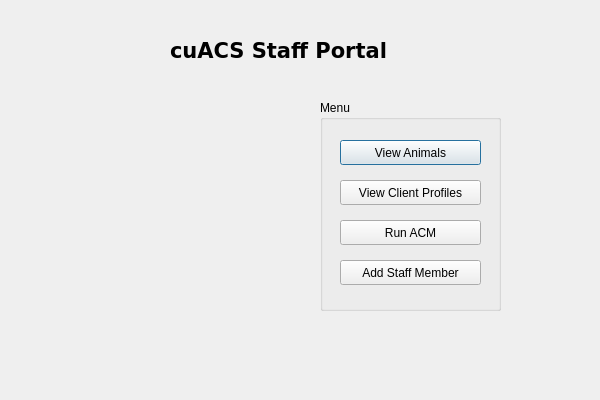
This is staffwindow.ui in justinward3/COMP3004Project as Qt 5 draws it before an edit. The edited form follows.
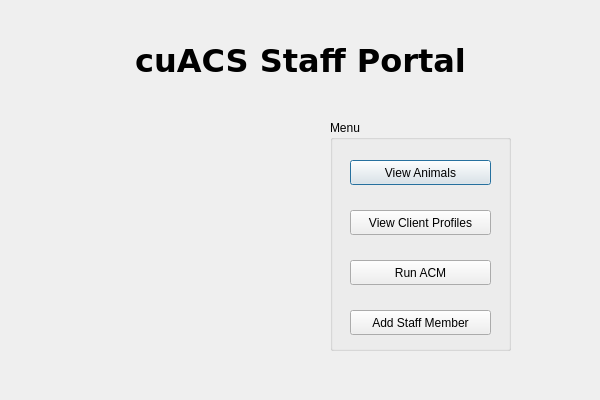
This is the edited form. Icons and pictures are not drawn.

```diff
--- a/staffwindow.ui
+++ b/staffwindow.ui
@@ -22,16 +22,16 @@
   <widget class="QLabel" name="label">
    <property name="geometry">
     <rect>
-     <x>170</x>
-     <y>40</y>
-     <width>241</width>
-     <height>20</height>
+     <x>120</x>
+     <y>20</y>
+     <width>361</width>
+     <height>81</height>
     </rect>
    </property>
    <property name="font">
     <font>
      <family>DejaVu Sans</family>
-     <pointsize>16</pointsize>
+     <pointsize>24</pointsize>
      <weight>75</weight>
      <bold>true</bold>
     </font>
@@ -39,14 +39,17 @@
    <property name="text">
     <string>cuACS Staff Portal</string>
    </property>
+   <property name="alignment">
+    <set>Qt::AlignCenter</set>
+   </property>
   </widget>
   <widget class="QLabel" name="label_2">
    <property name="geometry">
     <rect>
-     <x>80</x>
-     <y>100</y>
+     <x>100</x>
+     <y>130</y>
      <width>171</width>
-     <height>211</height>
+     <height>221</height>
     </rect>
    </property>
    <property name="maximumSize">
@@ -68,10 +71,10 @@
   <widget class="QGroupBox" name="groupBox">
    <property name="geometry">
     <rect>
-     <x>320</x>
-     <y>100</y>
+     <x>330</x>
+     <y>120</y>
      <width>181</width>
-     <height>211</height>
+     <height>231</height>
     </rect>
    </property>
    <property name="title">
@@ -94,7 +97,7 @@
     <property name="geometry">
      <rect>
       <x>20</x>
-      <y>80</y>
+      <y>90</y>
       <width>141</width>
       <height>25</height>
      </rect>
@@ -107,7 +110,7 @@
     <property name="geometry">
      <rect>
       <x>20</x>
-      <y>120</y>
+      <y>140</y>
       <width>141</width>
       <height>25</height>
      </rect>
@@ -120,7 +123,7 @@
     <property name="geometry">
      <rect>
       <x>20</x>
-      <y>160</y>
+      <y>190</y>
       <width>141</width>
       <height>25</height>
      </rect>
```
